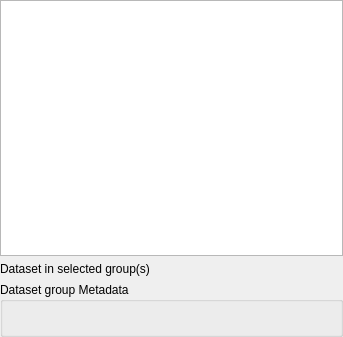
Qt form src/ui/mesh/qgsmeshrendereractivedatasetwidgetbase.ui (qgis/QGIS) before a commit.
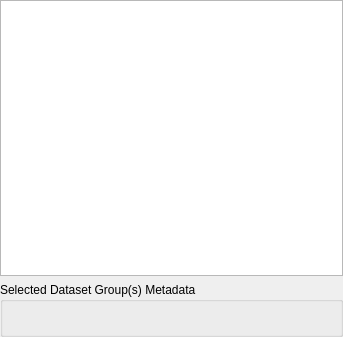
The same form after that commit. Custom widgets are drawn as their Qt base class.

Commit message: Remove unnecessary label in mesh symbology datasets tab

```diff
--- a/src/ui/mesh/qgsmeshrendereractivedatasetwidgetbase.ui
+++ b/src/ui/mesh/qgsmeshrendereractivedatasetwidgetbase.ui
@@ -39,17 +39,10 @@
      </property>
     </widget>
    </item>
-   <item>
-    <widget class="QLabel" name="label_2">
-     <property name="text">
-      <string>Dataset in selected group(s)</string>
-     </property>
-    </widget>
-   </item>
    <item>
     <widget class="QgsCollapsibleGroupBox" name="mActiveDatasetMetadataGroup">
      <property name="title">
-      <string>Dataset group Metadata</string>
+      <string>Selected Dataset Group(s) Metadata</string>
      </property>
      <layout class="QVBoxLayout" name="verticalLayout_2">
       <item>
```
